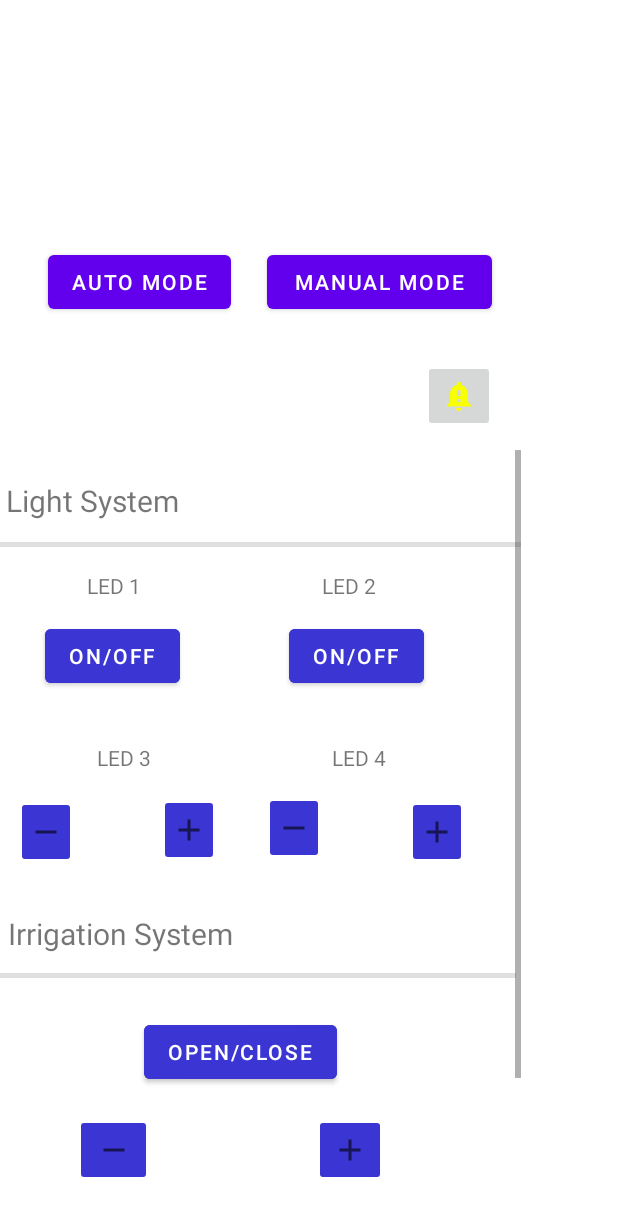
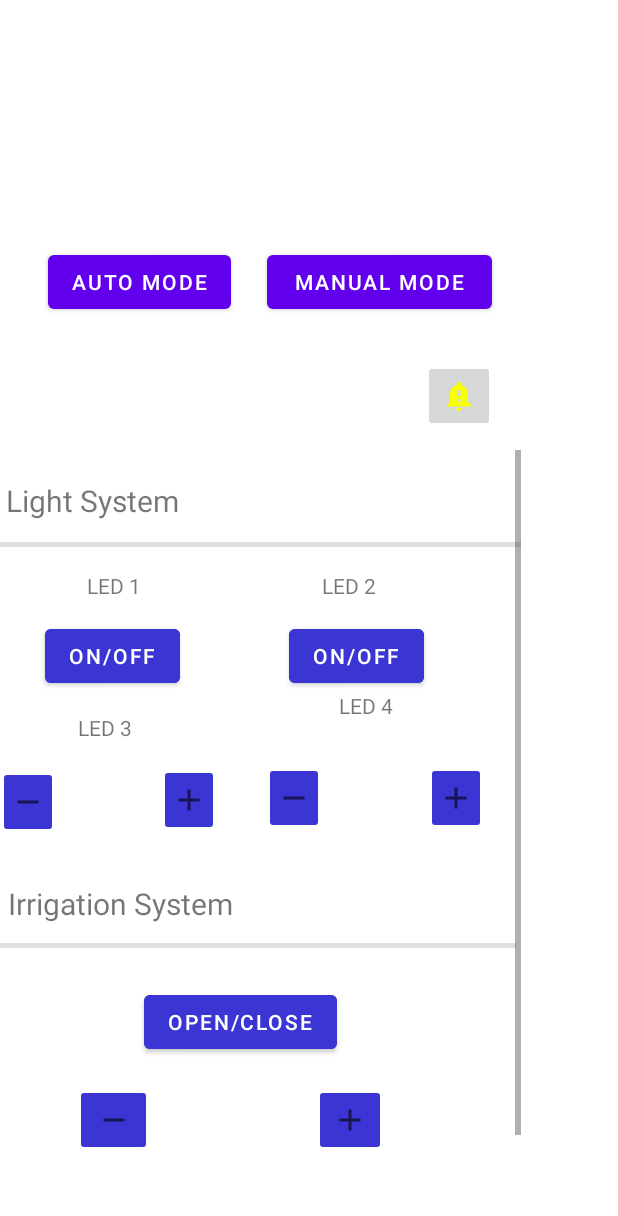
Before and after one commit to 9gusgusgus9/assignement_03, an Android app: the layout activity_main.xml on its own in the app's theme, with its tools: preview values and no code run, on a phone screen of 412 x 824 dp. Shown: the top 1216 px of the screen. Run offline under Robolectric (Android 15) with nearby library versions, the phone set to English and light mode, and no system bars.

Commit message:
Solved Garden App

```diff
--- a/garden-app/app/src/main/AndroidManifest.xml
+++ b/garden-app/app/src/main/AndroidManifest.xml
@@ -2,10 +2,11 @@
 <manifest xmlns:android="http://schemas.android.com/apk/res/android"
     package="com.example.garden_app">
 
+    <uses-permission android:name="android.permission.BLUETOOTH"/>
     <uses-permission android:name="android.permission.BLUETOOTH_CONNECT" />
-    <uses-permission android:name="android.permission.BLUETOOTH_CONNECT" />
+    <uses-permission android:name="android.permission.BLUETOOTH_ADMIN"/>
+    <uses-permission android:name="android.permission.BLUETOOTH_SCAN" />
 
-    <uses-permission android:name="android.permission.BLUETOOTH_SCAN" />
 
     <application
         android:allowBackup="true"
--- a/garden-app/app/src/main/res/layout/activity_main.xml
+++ b/garden-app/app/src/main/res/layout/activity_main.xml
@@ -204,8 +204,8 @@
                 android:id="@+id/text_led4"
                 android:layout_width="wrap_content"
                 android:layout_height="wrap_content"
-                android:layout_marginEnd="4dp"
-                android:layout_marginBottom="16dp"
+                android:layout_marginEnd="12dp"
+                android:layout_marginBottom="28dp"
                 android:text="@string/led_4"
                 app:layout_constraintBottom_toTopOf="@+id/led4_info"
                 app:layout_constraintEnd_toEndOf="@+id/led4_info" />
@@ -242,7 +242,7 @@
 
             <TextView
                 android:id="@+id/led3_info"
-                android:layout_width="35dp"
+                android:layout_width="48dp"
                 android:layout_height="48dp"
                 android:layout_marginStart="10dp"
                 android:layout_marginEnd="10dp"
@@ -251,12 +251,14 @@
                 app:layout_constraintEnd_toStartOf="@+id/led3_piu"
                 app:layout_constraintStart_toEndOf="@+id/led3_meno"
                 app:layout_constraintTop_toTopOf="parent"
-                app:layout_constraintVertical_bias="0.311" />
+                app:layout_constraintVertical_bias="0.311"
+                android:textAlignment="center"
+                android:textSize="30dp"/>
 
 
             <TextView
                 android:id="@+id/led4_info"
-                android:layout_width="35dp"
+                android:layout_width="48dp"
                 android:layout_height="48dp"
                 android:layout_marginStart="10dp"
                 android:layout_marginEnd="10dp"
@@ -265,13 +267,16 @@
                 app:layout_constraintEnd_toStartOf="@+id/led4_piu"
                 app:layout_constraintStart_toEndOf="@+id/led4_meno"
                 app:layout_constraintTop_toTopOf="parent"
-                app:layout_constraintVertical_bias="0.311" />
+                app:layout_constraintVertical_bias="0.307"
+                android:textAlignment="center"
+                android:textSize="30dp"
+                />
 
             <ImageButton
                 android:id="@+id/led4_meno"
                 android:layout_width="40dp"
                 android:layout_height="48dp"
-                android:layout_marginTop="228dp"
+                android:layout_marginTop="208dp"
                 android:backgroundTint="@color/blue"
                 android:src="@drawable/ic_baseline_remove_24"
                 app:layout_constraintEnd_toStartOf="@+id/led4_info"
@@ -290,7 +295,7 @@
                 app:layout_constraintEnd_toEndOf="parent"
                 app:layout_constraintStart_toEndOf="@+id/led4_info"
                 app:layout_constraintTop_toTopOf="parent"
-                app:layout_constraintVertical_bias="0.311"
+                app:layout_constraintVertical_bias="0.307"
                 tools:ignore="SpeakableTextPresentCheck,TouchTargetSizeCheck" />
 
             <Button
```
Also changed, not shown: garden-app/app/src/main/java/com/example/garden_app/MainActivity.java (+70 -30 lines).
